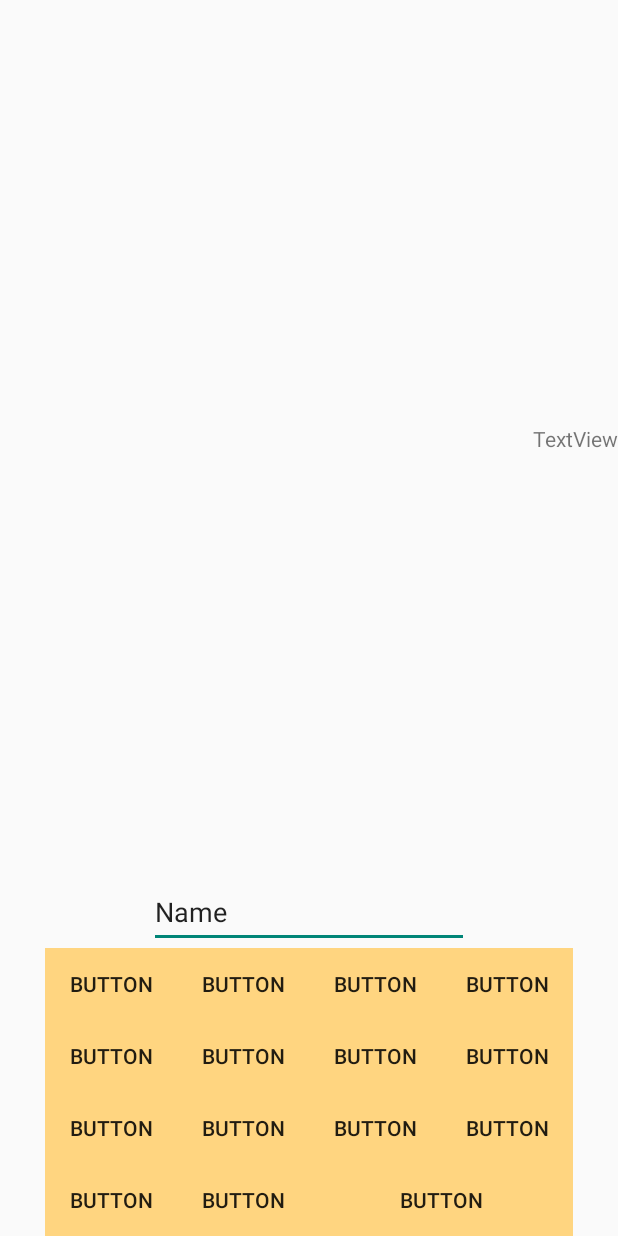
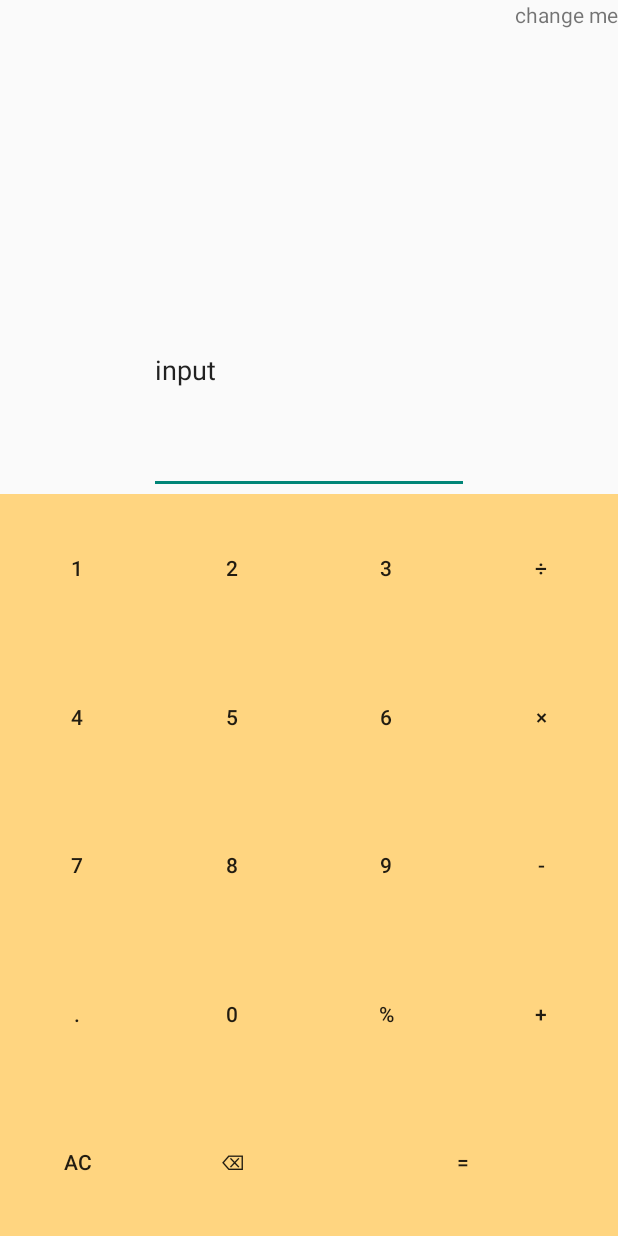
Before and after one commit to Vitallek/Java-Calculator-beginner-level-, an Android app: the screen it shows after launch (MainActivity), on a phone screen of 412 x 824 dp. Run offline under Robolectric (Android 15) with nearby library versions, the phone set to English and light mode, and no system bars.

Commit message:
vertical markup part 50% done

```diff
--- /dev/null
+++ b/app/src/main/res/drawable/ic_baseline_backspace_24.xml
@@ -0,0 +1,9 @@
+<vector xmlns:android="http://schemas.android.com/apk/res/android"
+    android:width="24dp"
+    android:height="24dp"
+    android:viewportWidth="24"
+    android:viewportHeight="24">
+  <path
+      android:fillColor="@android:color/black"
+      android:pathData="M22,3L7,3c-0.69,0 -1.23,0.35 -1.59,0.88L0,12l5.41,8.11c0.36,0.53 0.9,0.89 1.59,0.89h15c1.1,0 2,-0.9 2,-2L24,5c0,-1.1 -0.9,-2 -2,-2zM19,15.59L17.59,17 14,13.41 10.41,17 9,15.59 12.59,12 9,8.41 10.41,7 14,10.59 17.59,7 19,8.41 15.41,12 19,15.59z"/>
+</vector>
--- a/app/src/main/res/layout/activity_main.xml
+++ b/app/src/main/res/layout/activity_main.xml
@@ -7,188 +7,293 @@
     tools:context=".MainActivity">
 
     <TextView
-        android:id="@+id/textView"
+        android:id="@+id/showResultField"
         android:layout_width="wrap_content"
-        android:layout_height="wrap_content"
-        android:text="TextView"
-        app:layout_constraintBottom_toTopOf="@+id/editTextTextPersonName2"
+        android:layout_height="0dp"
+        android:text="change me"
+
+        app:layout_constraintBottom_toTopOf="@+id/inputField"
         app:layout_constraintEnd_toEndOf="parent"
-        app:layout_constraintTop_toTopOf="parent" />
+        app:layout_constraintTop_toTopOf="parent"
+        app:layout_constraintVertical_weight="1" />
 
     <EditText
-        android:id="@+id/editTextTextPersonName2"
+        android:id="@+id/inputField"
         android:layout_width="wrap_content"
-        android:layout_height="wrap_content"
+        android:layout_height="0dp"
+        android:autofillHints="1+1=11"
         android:ems="10"
         android:inputType="textPersonName"
         android:minHeight="48dp"
-        android:text="Name"
+        android:text="input "
+
         app:layout_constraintBottom_toTopOf="@+id/constraintLayout"
         app:layout_constraintEnd_toEndOf="parent"
-        app:layout_constraintStart_toStartOf="parent" />
+        app:layout_constraintStart_toStartOf="parent"
+        app:layout_constraintTop_toBottomOf="@id/showResultField"
+        app:layout_constraintVertical_weight="1" />
+
 
     <androidx.constraintlayout.widget.ConstraintLayout
         android:id="@+id/constraintLayout"
-        android:layout_width="wrap_content"
-        android:layout_height="wrap_content"
+        android:layout_width="match_parent"
+        android:layout_height="0dp"
+
         app:layout_constraintBottom_toBottomOf="parent"
         app:layout_constraintEnd_toEndOf="parent"
-        app:layout_constraintStart_toStartOf="parent">
+        app:layout_constraintStart_toStartOf="parent"
+        app:layout_constraintTop_toBottomOf="@id/inputField"
+        app:layout_constraintVertical_weight="3">
 
         <Button
             android:id="@+id/button"
-            android:layout_width="wrap_content"
-            android:layout_height="wrap_content"
-            android:text="Button"
-            android:background="@drawable/button_background"
-            app:layout_constraintEnd_toEndOf="parent"
-            app:layout_constraintStart_toEndOf="@+id/button14"
-            app:layout_constraintTop_toBottomOf="@+id/button11" />
+            style="@style/usualButton"
+            android:text="@string/oneText"
+
+            app:layout_constraintHorizontal_weight="1"
+            app:layout_constraintVertical_weight="1"
+            app:layout_constraintLeft_toLeftOf="parent"
+            app:layout_constraintRight_toLeftOf="@id/button2"
+
+            app:layout_constraintTop_toTopOf="parent"
+            app:layout_constraintBottom_toTopOf="@+id/button4" />
 
         <Button
             android:id="@+id/button2"
-            android:layout_width="wrap_content"
-            android:layout_height="wrap_content"
-            android:text="Button"
-            android:background="@drawable/button_background"
+            style="@style/usualButton"
+            android:text="@string/twoText"
 
-            app:layout_constraintStart_toEndOf="@+id/button3"
-            app:layout_constraintTop_toBottomOf="@+id/button12" />
+            app:layout_constraintHorizontal_weight="1"
+            app:layout_constraintVertical_weight="1"
+
+            app:layout_constraintLeft_toRightOf="@+id/button"
+            app:layout_constraintRight_toLeftOf="@+id/button3"
+
+            app:layout_constraintTop_toTopOf="parent"
+            app:layout_constraintBottom_toTopOf="@+id/button5"/>
 
         <Button
             android:id="@+id/button3"
-            android:layout_width="wrap_content"
-            android:layout_height="wrap_content"
-            android:text="Button"
-            android:background="@drawable/button_background"
+            style="@style/usualButton"
+            android:text="@string/threeText"
 
-            app:layout_constraintBottom_toBottomOf="parent"
-            app:layout_constraintStart_toStartOf="parent"
-            app:layout_constraintTop_toBottomOf="@+id/button13" />
+            app:layout_constraintHorizontal_weight="1"
+            app:layout_constraintVertical_weight="1"
+            app:layout_constraintLeft_toRightOf="@+id/button2"
+            app:layout_constraintRight_toLeftOf="@+id/buttonDivide"
+
+            app:layout_constraintTop_toTopOf="parent"
+            app:layout_constraintBottom_toTopOf="@+id/button6"/>
+
+        <Button
+            android:id="@+id/buttonDivide"
+            style="@style/usualButton"
+            android:text="@string/divideText"
+
+            app:layout_constraintBottom_toTopOf="@+id/buttonMul"
+            app:layout_constraintHorizontal_weight="1"
+            app:layout_constraintLeft_toRightOf="@+id/button3"
+            app:layout_constraintRight_toRightOf="parent"
+
+            app:layout_constraintTop_toTopOf="parent"
+            app:layout_constraintVertical_bias="0.0"
+            app:layout_constraintVertical_weight="1" />
 
         <Button
             android:id="@+id/button4"
-            android:layout_width="wrap_content"
-            android:layout_height="wrap_content"
-            android:text="Button"
-            android:background="@drawable/button_background"
+            style="@style/usualButton"
+            android:text="@string/fourText"
 
-            app:layout_constraintStart_toEndOf="@+id/button7"
-            app:layout_constraintTop_toTopOf="parent" />
+            app:layout_constraintHorizontal_weight="1"
+            app:layout_constraintVertical_weight="1"
+            app:layout_constraintLeft_toLeftOf="parent"
+            app:layout_constraintRight_toLeftOf="@id/button5"
+
+            app:layout_constraintTop_toBottomOf="@+id/button"
+            app:layout_constraintBottom_toTopOf="@+id/button7"/>
 
         <Button
             android:id="@+id/button5"
-            android:layout_width="wrap_content"
-            android:layout_height="wrap_content"
-            android:text="Button"
-            android:background="@drawable/button_background"
+            style="@style/usualButton"
+            android:text="@string/fiveText"
 
-            app:layout_constraintStart_toEndOf="@+id/button4"
-            app:layout_constraintTop_toTopOf="parent" />
+            app:layout_constraintHorizontal_weight="1"
+            app:layout_constraintVertical_weight="1"
+            app:layout_constraintLeft_toRightOf="@+id/button4"
+            app:layout_constraintRight_toLeftOf="@+id/button6"
+
+            app:layout_constraintTop_toBottomOf="@+id/button2"
+            app:layout_constraintBottom_toTopOf="@+id/button8"/>
 
         <Button
             android:id="@+id/button6"
-            android:layout_width="wrap_content"
-            android:layout_height="wrap_content"
-            android:text="Button"
-            android:background="@drawable/button_background"
+            style="@style/usualButton"
+            android:text="@string/sixText"
 
-            app:layout_constraintEnd_toEndOf="parent"
-            app:layout_constraintHorizontal_bias="1.0"
-            app:layout_constraintStart_toEndOf="@+id/button5"
-            app:layout_constraintTop_toTopOf="parent" />
+            app:layout_constraintHorizontal_weight="1"
+            app:layout_constraintVertical_weight="1"
+            app:layout_constraintLeft_toRightOf="@+id/button5"
+            app:layout_constraintRight_toLeftOf="@+id/buttonMul"
+
+            app:layout_constraintTop_toBottomOf="@+id/button3"
+            app:layout_constraintBottom_toTopOf="@+id/button9"/>
+
+        <Button
+            android:id="@+id/buttonMul"
+            style="@style/usualButton"
+            android:text="@string/multiplyText"
+
+            app:layout_constraintHorizontal_weight="1"
+            app:layout_constraintVertical_weight="1"
+            app:layout_constraintLeft_toRightOf="@+id/button6"
+            app:layout_constraintRight_toRightOf="parent"
+
+            app:layout_constraintTop_toBottomOf="@+id/buttonDivide"
+            app:layout_constraintBottom_toTopOf="@+id/buttonMinus"/>
 
         <Button
             android:id="@+id/button7"
-            android:layout_width="wrap_content"
-            android:layout_height="wrap_content"
-            android:text="Button"
-            android:background="@drawable/button_background"
+            style="@style/usualButton"
+            android:text="@string/sevenText"
 
-            app:layout_constraintStart_toStartOf="parent"
-            app:layout_constraintTop_toTopOf="parent" />
+            app:layout_constraintHorizontal_weight="1"
+            app:layout_constraintVertical_weight="1"
+            app:layout_constraintLeft_toLeftOf="parent"
+            app:layout_constraintRight_toLeftOf="@id/button8"
+
+            app:layout_constraintTop_toBottomOf="@+id/button4"
+            app:layout_constraintBottom_toTopOf="@+id/buttonPoint"/>
 
         <Button
             android:id="@+id/button8"
-            android:layout_width="wrap_content"
-            android:layout_height="wrap_content"
-            android:text="Button"
-            android:background="@drawable/button_background"
+            style="@style/usualButton"
+            android:text="@string/eightText"
 
-            app:layout_constraintStart_toStartOf="parent"
-            app:layout_constraintTop_toBottomOf="@+id/button7" />
+            app:layout_constraintHorizontal_weight="1"
+            app:layout_constraintVertical_weight="1"
+            app:layout_constraintLeft_toRightOf="@+id/button7"
+            app:layout_constraintRight_toLeftOf="@+id/button9"
+
+            app:layout_constraintTop_toBottomOf="@+id/button5"
+            app:layout_constraintBottom_toTopOf="@+id/button0"/>
 
         <Button
             android:id="@+id/button9"
-            android:layout_width="wrap_content"
-            android:layout_height="wrap_content"
-            android:text="Button"
-            android:background="@drawable/button_background"
+            style="@style/usualButton"
+            android:text="@string/nineText"
 
-            app:layout_constraintStart_toEndOf="@+id/button8"
-            app:layout_constraintTop_toBottomOf="@+id/button4" />
+            app:layout_constraintHorizontal_weight="1"
+            app:layout_constraintVertical_weight="1"
+            app:layout_constraintLeft_toRightOf="@+id/button8"
+            app:layout_constraintRight_toLeftOf="@+id/buttonMinus"
+
+            app:layout_constraintTop_toBottomOf="@+id/button6"
+            app:layout_constraintBottom_toTopOf="@+id/buttonPercent"/>
 
         <Button
-            android:id="@+id/button10"
-            android:layout_width="wrap_content"
-            android:layout_height="wrap_content"
-            android:text="Button"
-            android:background="@drawable/button_background"
+            android:id="@+id/buttonMinus"
+            style="@style/usualButton"
+            android:text="@string/minusText"
 
-            app:layout_constraintStart_toEndOf="@+id/button9"
-            app:layout_constraintTop_toBottomOf="@+id/button5" />
+            app:layout_constraintHorizontal_weight="1"
+            app:layout_constraintVertical_weight="1"
+            app:layout_constraintLeft_toRightOf="@+id/button9"
+            app:layout_constraintRight_toRightOf="parent"
+
+            app:layout_constraintTop_toBottomOf="@+id/buttonMul"
+            app:layout_constraintBottom_toTopOf="@+id/buttonPlus"/>
 
         <Button
-            android:id="@+id/button11"
-            android:layout_width="wrap_content"
-            android:layout_height="wrap_content"
-            android:text="Button"
-            android:background="@drawable/button_background"
+            android:id="@+id/buttonPoint"
+            style="@style/usualButton"
+            android:text="@string/pointText"
 
-            app:layout_constraintEnd_toEndOf="parent"
-            app:layout_constraintStart_toEndOf="@+id/button10"
-            app:layout_constraintTop_toBottomOf="@+id/button6" />
+            app:layout_constraintHorizontal_weight="1"
+            app:layout_constraintVertical_weight="1"
+            app:layout_constraintLeft_toLeftOf="parent"
+            app:layout_constraintRight_toLeftOf="@id/button0"
+
+            app:layout_constraintTop_toBottomOf="@+id/button7"
+            app:layout_constraintBottom_toTopOf="@+id/buttonClear" />
 
         <Button
-            android:id="@+id/button12"
-            android:layout_width="wrap_content"
-            android:layout_height="wrap_content"
-            android:text="Button"
-            android:background="@drawable/button_background"
+            android:id="@+id/button0"
+            style="@style/usualButton"
+            android:text="@string/zeroText"
 
-            app:layout_constraintStart_toEndOf="@+id/button13"
-            app:layout_constraintTop_toBottomOf="@+id/button9" />
+            app:layout_constraintHorizontal_weight="1"
+            app:layout_constraintVertical_weight="1"
+            app:layout_constraintLeft_toRightOf="@+id/buttonPoint"
+            app:layout_constraintRight_toLeftOf="@+id/buttonPercent"
+
+            app:layout_constraintTop_toBottomOf="@+id/button8"
+            app:layout_constraintBottom_toTopOf="@+id/buttonBackspace"/>
 
         <Button
-            android:id="@+id/button13"
-            android:layout_width="wrap_content"
-            android:layout_height="wrap_content"
-            android:text="Button"
-            android:background="@drawable/button_background"
+            android:id="@+id/buttonPercent"
+            style="@style/usualButton"
+            android:text="@string/percentText"
 
-            app:layout_constraintStart_toStartOf="parent"
-            app:layout_constraintTop_toBottomOf="@+id/button8" />
+            app:layout_constraintHorizontal_weight="1"
+            app:layout_constraintVertical_weight="1"
+            app:layout_constraintLeft_toRightOf="@+id/button0"
+            app:layout_constraintRight_toLeftOf="@+id/buttonPlus"
+
+            app:layout_constraintTop_toBottomOf="@+id/button9"
+            app:layout_constraintBottom_toTopOf="@+id/buttonBackspace"/>
 
         <Button
-            android:id="@+id/button14"
-            android:layout_width="wrap_content"
-            android:layout_height="wrap_content"
-            android:text="Button"
-            android:background="@drawable/button_background"
+            android:id="@+id/buttonPlus"
+            style="@style/usualButton"
+            android:text="@string/plusText"
 
-            app:layout_constraintStart_toEndOf="@+id/button12"
-            app:layout_constraintTop_toBottomOf="@+id/button10" />
+            app:layout_constraintHorizontal_weight="1"
+            app:layout_constraintVertical_weight="1"
+            app:layout_constraintLeft_toRightOf="@+id/buttonPercent"
+            app:layout_constraintRight_toRightOf="parent"
+
+            app:layout_constraintTop_toBottomOf="@+id/buttonMinus"
+            app:layout_constraintBottom_toTopOf="@+id/buttonEqual"/>
 
         <Button
-            android:id="@+id/button15"
-            android:layout_width="0dp"
-            android:layout_height="wrap_content"
-            android:text="Button"
-            android:background="@drawable/button_background"
+            android:id="@+id/buttonClear"
+            style="@style/usualButton"
+            android:text="@string/allClearText"
 
-            app:layout_constraintEnd_toEndOf="@+id/button"
-            app:layout_constraintStart_toStartOf="@+id/button14"
-            app:layout_constraintTop_toBottomOf="@+id/button" />
+            app:layout_constraintHorizontal_weight="1"
+            app:layout_constraintVertical_weight="1"
+            app:layout_constraintLeft_toLeftOf="parent"
+            app:layout_constraintRight_toLeftOf="@id/buttonBackspace"
+
+            app:layout_constraintTop_toBottomOf="@+id/buttonPoint"
+            app:layout_constraintBottom_toBottomOf="parent"/>
+
+        <Button
+            android:id="@+id/buttonBackspace"
+            style="@style/usualButton"
+            android:text="@string/backspaceText"
+
+            app:layout_constraintHorizontal_weight="1"
+            app:layout_constraintVertical_weight="1"
+            app:layout_constraintLeft_toRightOf="@+id/buttonClear"
+            app:layout_constraintRight_toLeftOf="@+id/buttonEqual"
+
+            app:layout_constraintTop_toBottomOf="@+id/button0"
+            app:layout_constraintBottom_toBottomOf="parent"/>
+
+        <Button
+            android:id="@+id/buttonEqual"
+            style="@style/usualButton"
+            android:text="@string/equalsText"
+
+            app:layout_constraintHorizontal_weight="2"
+            app:layout_constraintVertical_weight="1"
+            app:layout_constraintLeft_toRightOf="@+id/buttonBackspace"
+            app:layout_constraintRight_toRightOf="parent"
+
+            app:layout_constraintTop_toTopOf="@+id/buttonBackspace"
+            app:layout_constraintBottom_toBottomOf="parent"/>
+
     </androidx.constraintlayout.widget.ConstraintLayout>
 
 </androidx.constraintlayout.widget.ConstraintLayout>
--- a/app/src/main/res/values/strings.xml
+++ b/app/src/main/res/values/strings.xml
@@ -1,3 +1,38 @@
 <resources>
     <string name="app_name">Calculator</string>
+
+    <string name="oneText">1</string>
+    <string name="twoText">2</string>
+    <string name="threeText">3</string>
+    <string name="fourText">4</string>
+    <string name="fiveText">5</string>
+    <string name="sixText">6</string>
+    <string name="sevenText">7</string>
+    <string name="eightText">8</string>
+    <string name="nineText">9</string>
+    <string name="zeroText">0</string>
+    <string name="pointText">.</string>
+
+    <string name="plusText">+</string>
+    <string name="minusText">-</string>
+    <string name="multiplyText">×</string>
+    <string name="divideText">÷</string>
+    <string name="equalsText">=</string>
+
+    <string name="percentText">%</string>
+    <string name="allClearText">AC</string>
+    <string name="backspaceText">⌫</string>
+
+    <string name="openBracketText">(</string>
+    <string name="closeBracketText">)</string>
+    <string name="powerText">^</string>
+    <string name="exponentText">E</string>
+    <string name="piText">PI</string>
+    <string name="sinText">SIN</string>
+    <string name="vosText">COS</string>
+    <string name="tanText">TG</string>
+    <string name="log10Text">LOG</string>
+    <string name="historyText">HISTORY</string>
+
+
 </resources>
--- /dev/null
+++ b/app/src/main/res/values/styles.xml
@@ -0,0 +1,14 @@
+<?xml version="1.0" encoding="utf-8"?>
+<resources>
+    <style name="usualButton">
+        <item name="android:background">@drawable/button_background</item>
+        <item name="android:layout_width">0dp</item>
+        <item name="android:layout_height">0dp</item>
+    </style>
+
+    <style name="equalsButton">
+        <item name="android:background">@drawable/button_background</item>
+        <item name="android:layout_width">0dp</item>
+        <item name="android:layout_height">0dp</item>
+    </style>
+</resources>
--- a/build.gradle
+++ b/build.gradle
@@ -5,7 +5,7 @@ buildscript {
         mavenCentral()
     }
     dependencies {
-        classpath "com.android.tools.build:gradle:7.0.2"
+        classpath 'com.android.tools.build:gradle:7.1.1'
 
         // NOTE: Do not place your application dependencies here; they belong
         // in the individual module build.gradle files
```
Also changed, not shown: gradle/wrapper/gradle-wrapper.properties, 1 other file.
